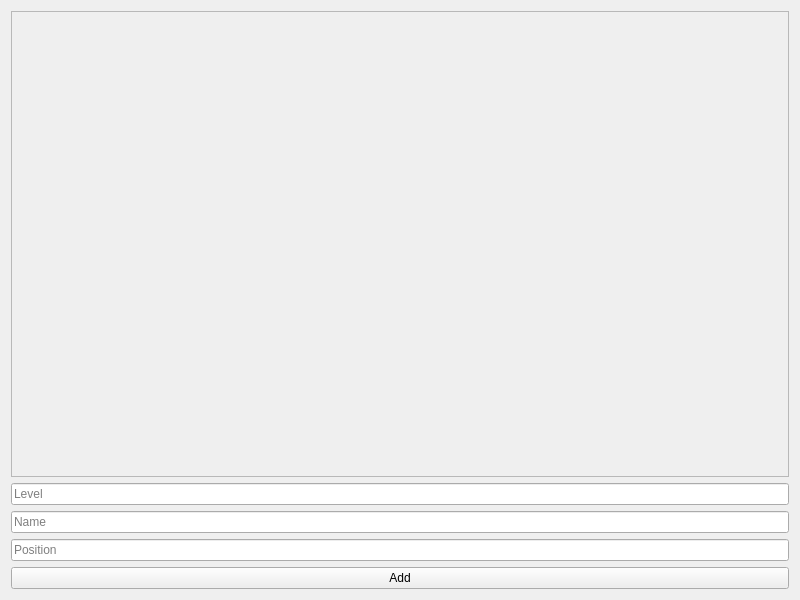
Above: QtTree/QtTree.ui from matsvei-kavalenka/QtTree before the change. Below: the same form after it.
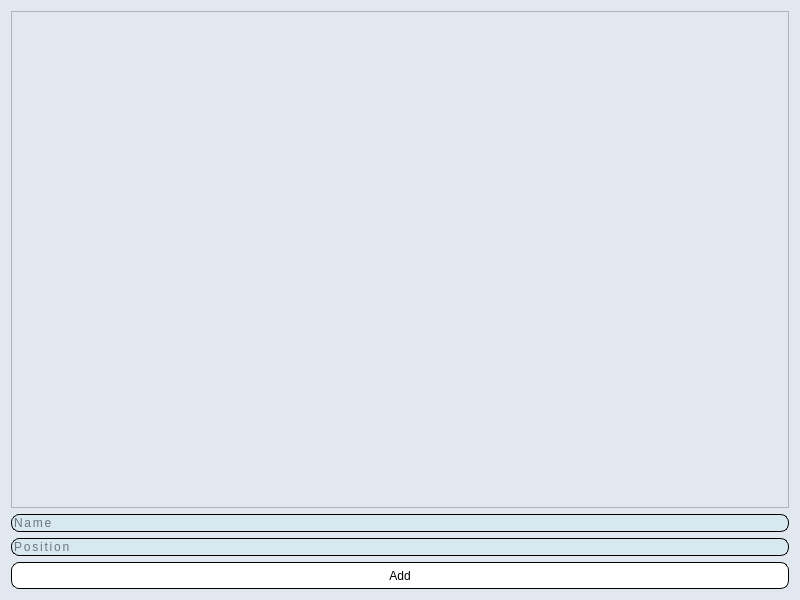
That is the form after the change.

The edit to the form file:
```diff
--- a/QtTree/QtTree.ui
+++ b/QtTree/QtTree.ui
@@ -13,10 +13,16 @@
   <property name="windowTitle">
    <string>QtTree</string>
   </property>
+  <property name="styleSheet">
+   <string notr="true">background-color: rgb(226, 232, 240);</string>
+  </property>
   <widget class="QWidget" name="centralWidget">
    <layout class="QVBoxLayout" name="verticalLayout">
     <item>
      <widget class="QFrame" name="treeFrame">
+      <property name="styleSheet">
+       <string notr="true">background-color: rgb(226, 232, 240);</string>
+      </property>
       <property name="frameShape">
        <enum>QFrame::Shape::StyledPanel</enum>
       </property>
@@ -25,15 +31,17 @@
       </property>
      </widget>
     </item>
-    <item>
-     <widget class="QLineEdit" name="levelEdit">
-      <property name="placeholderText">
-       <string>Level</string>
-      </property>
-     </widget>
-    </item>
     <item>
      <widget class="QLineEdit" name="nameField">
+      <property name="styleSheet">
+       <string notr="true">        background: rgb(216, 232, 240);
+        border: 1px solid black;
+        padding: 0.2em 1em;
+        color:  black;
+        letter-spacing: 1.8px;
+        border-radius: 8px;
+</string>
+      </property>
       <property name="text">
        <string/>
       </property>
@@ -44,6 +52,15 @@
     </item>
     <item>
      <widget class="QLineEdit" name="positionField">
+      <property name="styleSheet">
+       <string notr="true">        background: rgb(216, 232, 240);
+        border: 1px solid black;
+        padding: 0.2em 1em;
+        color:  black;
+        letter-spacing: 1.8px;
+        border-radius: 8px;
+</string>
+      </property>
       <property name="text">
        <string/>
       </property>
@@ -54,6 +71,13 @@
     </item>
     <item>
      <widget class="QPushButton" name="addSubordinateBtn">
+      <property name="styleSheet">
+       <string notr="true">color: black;
+background-color: white;
+border: 1px solid black;
+border-radius: 8px;
+height: 25px;</string>
+      </property>
       <property name="text">
        <string>Add</string>
       </property>
```
